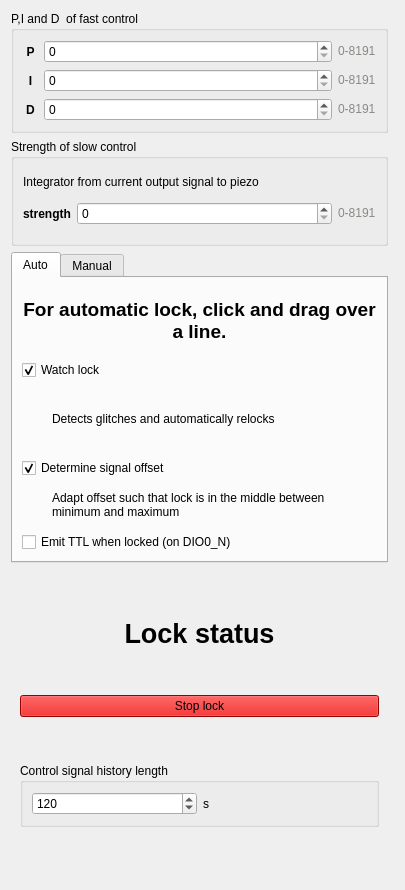
Before: the Qt Designer form linien/client/ui/locking_panel.ui in linien-org/linien, drawn with Qt 5.
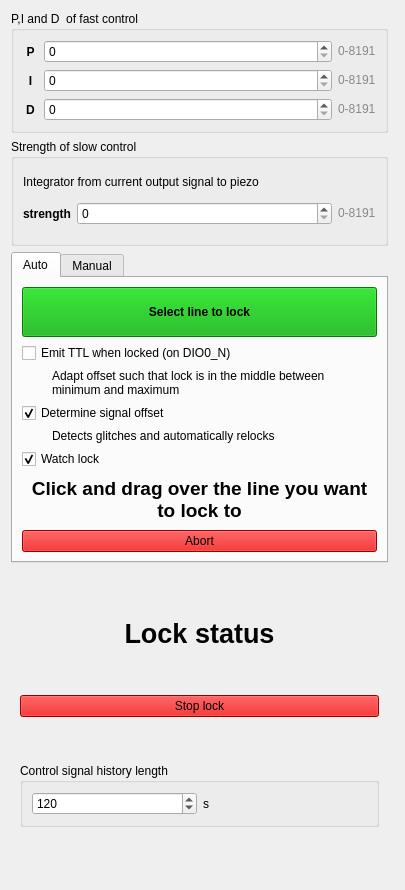
After: the same form once the commit is applied. The open tabs and pages were chosen to show the change. Custom widgets are drawn as their Qt base class.

Commit message: work on watcher; dedicated button for autolock

The edit to the form file:
```diff
--- a/linien/client/ui/locking_panel.ui
+++ b/linien/client/ui/locking_panel.ui
@@ -428,54 +428,46 @@
           </attribute>
           <layout class="QVBoxLayout" name="verticalLayout_10">
            <item>
-            <widget class="QLabel" name="label_2">
-             <property name="text">
-              <string>&lt;html&gt;&lt;head/&gt;&lt;body&gt;&lt;p align=&quot;center&quot;&gt;&lt;span style=&quot; font-size:14pt; font-weight:600;&quot;&gt;For automatic lock, click and drag over a line.&lt;/span&gt;&lt;/p&gt;&lt;/body&gt;&lt;/html&gt;</string>
-             </property>
-             <property name="scaledContents">
-              <bool>false</bool>
-             </property>
-             <property name="alignment">
-              <set>Qt::AlignCenter</set>
-             </property>
-             <property name="wordWrap">
-              <bool>true</bool>
-             </property>
-            </widget>
-           </item>
+            <widget class="QWidget" name="auto_mode_not_activated" native="true">
+             <layout class="QVBoxLayout" name="verticalLayout_5">
+              <property name="leftMargin">
+               <number>0</number>
+              </property>
+              <property name="topMargin">
+               <number>0</number>
+              </property>
+              <property name="rightMargin">
+               <number>0</number>
+              </property>
+              <property name="bottomMargin">
+               <number>0</number>
+              </property>
            <item>
-            <widget class="QCheckBox" name="watchLockCheckbox">
-             <property name="text">
-              <string>Watch lock</string>
-             </property>
-             <property name="checked">
-              <bool>true</bool>
-             </property>
-            </widget>
-           </item>
-           <item>
-            <widget class="QLabel" name="label_8">
+               <widget class="QPushButton" name="selectLineToLock">
+                <property name="minimumSize">
+                 <size>
+                  <width>0</width>
+                  <height>50</height>
+                 </size>
+                </property>
+                <property name="font">
+                 <font>
+                  <weight>75</weight>
+                  <bold>true</bold>
+                 </font>
+                </property>
+                <property name="styleSheet">
+                 <string notr="true">background: #00aa00</string>
+                </property>
              <property name="text">
-              <string>Detects glitches and automatically relocks</string>
-             </property>
-             <property name="wordWrap">
-              <bool>true</bool>
-             </property>
-             <property name="margin">
-              <number>0</number>
-             </property>
-             <property name="indent">
-              <number>30</number>
-             </property>
+                 <string>Select line to lock</string>
+                </property>
             </widget>
            </item>
            <item>
-            <widget class="QCheckBox" name="autoOffsetCheckbox">
+               <widget class="QCheckBox" name="checkBox_4">
              <property name="text">
-              <string>Determine signal offset</string>
-             </property>
-             <property name="checked">
-              <bool>true</bool>
+                 <string>Emit TTL when locked (on DIO0_N)</string>
              </property>
             </widget>
            </item>
@@ -511,10 +503,86 @@
             </widget>
            </item>
            <item>
-            <widget class="QCheckBox" name="checkBox_4">
+               <widget class="QCheckBox" name="autoOffsetCheckbox">
              <property name="text">
-              <string>Emit TTL when locked (on DIO0_N)</string>
-             </property>
+                 <string>Determine signal offset</string>
+                </property>
+                <property name="checked">
+                 <bool>true</bool>
+                </property>
+               </widget>
+              </item>
+              <item>
+               <widget class="QLabel" name="label_8">
+                <property name="text">
+                 <string>Detects glitches and automatically relocks</string>
+                </property>
+                <property name="wordWrap">
+                 <bool>true</bool>
+                </property>
+                <property name="margin">
+                 <number>0</number>
+                </property>
+                <property name="indent">
+                 <number>30</number>
+                </property>
+               </widget>
+              </item>
+              <item>
+               <widget class="QCheckBox" name="watchLockCheckbox">
+                <property name="text">
+                 <string>Watch lock</string>
+                </property>
+                <property name="checked">
+                 <bool>true</bool>
+                </property>
+               </widget>
+              </item>
+             </layout>
+            </widget>
+           </item>
+           <item>
+            <widget class="QWidget" name="auto_mode_activated" native="true">
+             <layout class="QVBoxLayout" name="verticalLayout_7">
+              <property name="leftMargin">
+               <number>0</number>
+              </property>
+              <property name="topMargin">
+               <number>0</number>
+              </property>
+              <property name="rightMargin">
+               <number>0</number>
+              </property>
+              <property name="bottomMargin">
+               <number>0</number>
+              </property>
+              <item>
+               <widget class="QLabel" name="label_2">
+                <property name="text">
+                 <string>&lt;html&gt;&lt;head/&gt;&lt;body&gt;&lt;p align=&quot;center&quot;&gt;&lt;span style=&quot; font-size:14pt; font-weight:600;&quot;&gt;Click and drag over the line you want to lock to&lt;/span&gt;&lt;/p&gt;&lt;/body&gt;&lt;/html&gt;</string>
+                </property>
+                <property name="scaledContents">
+                 <bool>false</bool>
+                </property>
+                <property name="alignment">
+                 <set>Qt::AlignCenter</set>
+                </property>
+                <property name="wordWrap">
+                 <bool>true</bool>
+                </property>
+               </widget>
+              </item>
+              <item>
+               <widget class="QPushButton" name="abortLineSelection">
+                <property name="styleSheet">
+                 <string notr="true">background-color: #d40000;</string>
+                </property>
+                <property name="text">
+                 <string>Abort</string>
+                </property>
+               </widget>
+              </item>
+             </layout>
             </widget>
            </item>
           </layout>
```
Left out of the diff: 2 changed lines with no effect on the pictures. Lines whose indentation alone changed are shown as unchanged. The commit also changes 8 other files.
